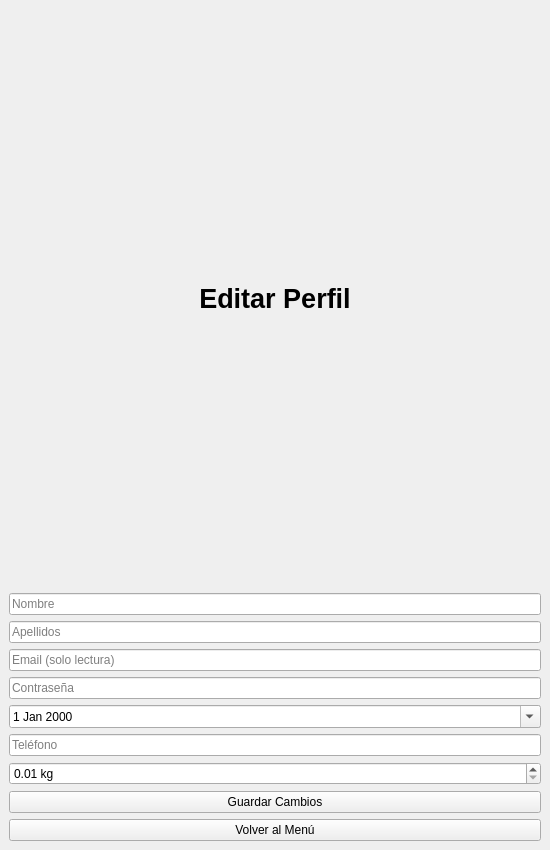
Qt form src/Vista/Ui/VistaPerfil.ui (danielreynaa/TrabajoPowerGym) before a commit.
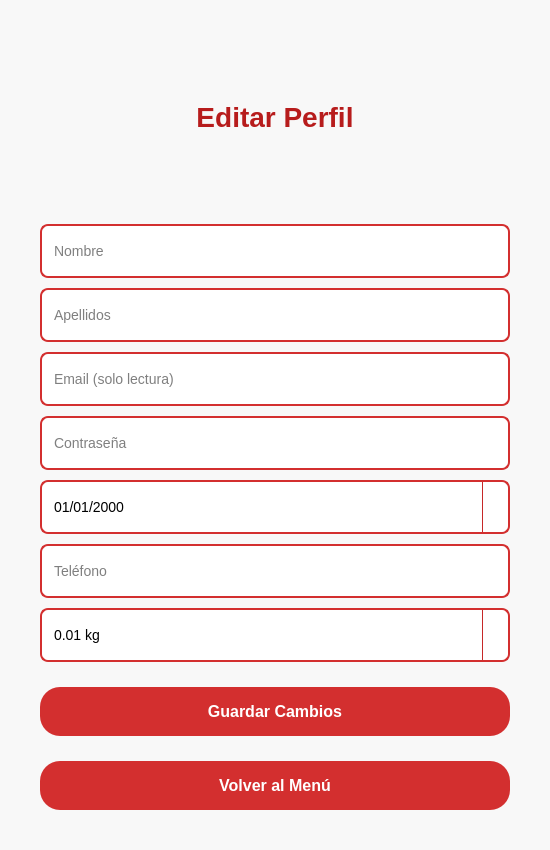
The same form after that commit. Icons and pictures are not drawn.

The edit to the form file:
```diff
--- a/src/Vista/Ui/VistaPerfil.ui
+++ b/src/Vista/Ui/VistaPerfil.ui
@@ -13,17 +13,102 @@
   <property name="windowTitle">
    <string>POWERGYM - Perfil</string>
   </property>
+  <property name="styleSheet"> <string notr="true">
+    QMainWindow#VistaPerfil { /* Usamos el objectName de la ventana principal */
+        background-color: #f0f0f0; /* Color de fondo gris claro */
+    }
+    QWidget#centralwidget {
+        background-color: #f8f8f8; /* Color de fondo del widget central, un poco más claro */
+    }
+    
+    QLabel { /* Estilo general para todos los QLabel */
+        color: #333333;
+        font-size: 14px;
+        font-weight: 500;
+        padding-top: 5px; /* Pequeño padding superior para separación */
+    }
+
+    QLabel#lbl_titulo { /* Estilo específico para el título principal del perfil */
+        color: #B71C1C; /* Rojo oscuro para el texto del título */
+        font-size: 28px; /* Tamaño de fuente grande */
+        font-weight: bold;
+        padding-bottom: 20px;
+        padding-top: 0px; /* Resetear padding-top para el título */
+    }
+
+    QLineEdit, QDateEdit, QDoubleSpinBox, QSpinBox, QComboBox { /* Estilo para todos los campos de entrada */
+        background-color: white;
+        border: 2px solid #D32F2F; /* Borde rojo vibrante */
+        border-radius: 8px;
+        padding: 10px;
+        color: black;
+        font-size: 14px;
+        min-height: 30px; /* Altura mínima para campos */
+    }
+    QLineEdit:focus, QDateEdit:focus, QDoubleSpinBox:focus, QSpinBox:focus, QComboBox:focus {
+        border: 2px solid #C62828; /* Borde rojo más oscuro al enfocar */
+    }
+    QDateEdit::drop-down {
+        border-left: 1px solid #C62828;
+        width: 25px;
+    }
+    QDateEdit::down-arrow {
+        image: url(:/icons/calendar.png); /* Icono de calendario si tienes, o una flecha */
+        width: 16px;
+        height: 16px;
+    }
+    QDoubleSpinBox::up-button, QDoubleSpinBox::down-button { /* Flechas de spinbox */
+        width: 25px;
+        border-left: 1px solid #C62828;
+    }
+    QDoubleSpinBox::up-arrow, QDoubleSpinBox::down-arrow {
+        image: url(:/icons/arrow_up.png); /* Iconos de flecha si tienes */
+        width: 12px;
+        height: 12px;
+    }
+
+
+    QPushButton { /* Estilo para todos los QPushButton */
+        background-color: #D32F2F; /* Rojo vibrante */
+        color: white;
+        border: none;
+        border-radius: 20px; /* Bordes más redondeados */
+        padding: 15px;
+        font-size: 16px;
+        font-weight: bold;
+        margin-top: 15px; /* Margen superior para separar de campos */
+    }
+    QPushButton:hover {
+        background-color: #C62828; /* Rojo más oscuro al pasar el ratón */
+    }
+
+    /* Estilo específico para QLineEdit de solo lectura */
+    QLineEdit[readOnly="true"] {
+        background-color: #E0E0E0; /* Fondo gris claro para campos de solo lectura */
+        color: #616161; /* Texto gris oscuro */
+        border: 1px dashed #9E9E9E; /* Borde punteado */
+    }
+   </string>
+  </property>
   <widget class="QWidget" name="centralwidget">
    <layout class="QVBoxLayout" name="verticalLayout">
+    <property name="spacing">
+     <number>10</number> </property>
+    <property name="leftMargin">
+     <number>40</number>
+    </property>
+    <property name="topMargin">
+     <number>40</number>
+    </property>
+    <property name="rightMargin">
+     <number>40</number>
+    </property>
+    <property name="bottomMargin">
+     <number>40</number>
+    </property>
+
     <item>
      <widget class="QLabel" name="lbl_titulo">
-      <property name="font">
-       <font>
-        <pointsize>20</pointsize>
-        <weight>75</weight>
-        <bold>true</bold>
-       </font>
-      </property>
       <property name="text">
        <string>Editar Perfil</string>
       </property>
@@ -71,6 +156,9 @@
       <property name="calendarPopup">
        <bool>true</bool>
       </property>
+      <property name="displayFormat">
+       <string>dd/MM/yyyy</string>
+      </property>
      </widget>
     </item>
     <item>
@@ -85,6 +173,9 @@
       <property name="suffix">
        <string> kg</string>
       </property>
+      <property name="decimals">
+       <number>2</number>
+      </property>
       <property name="minimum">
        <double>0.010000000000000</double>
       </property>
```
